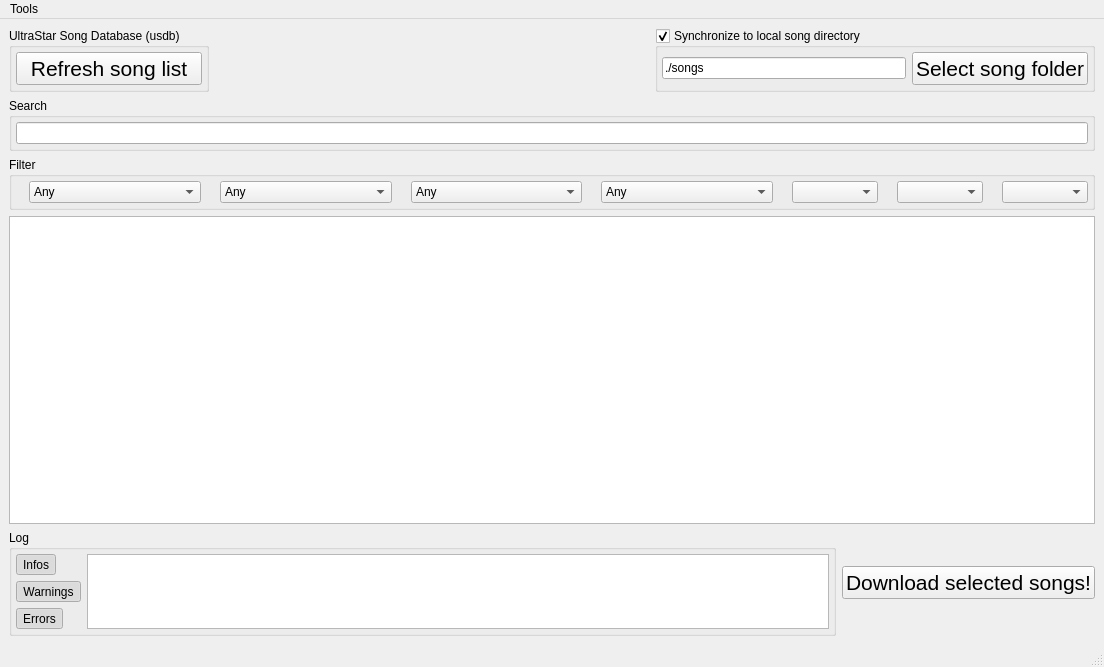
Above: src/usdb_dl/gui/forms/MainWindow.ui from bohning/usdb_syncer before the change. Below: the same form after it.
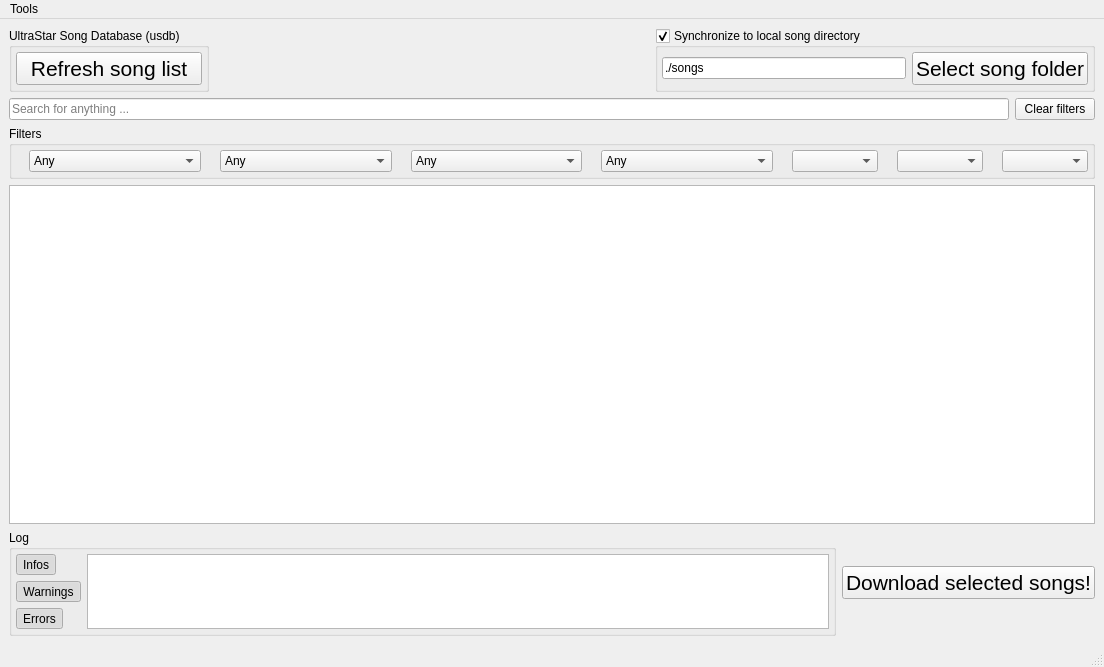
That is the form after the change. Icons and pictures are not drawn.

Commit message: Add button for clearing all filters

The edit to the form file:
```diff
--- a/src/usdb_dl/gui/forms/MainWindow.ui
+++ b/src/usdb_dl/gui/forms/MainWindow.ui
@@ -116,33 +116,27 @@
      </layout>
     </item>
     <item>
-     <widget class="QGroupBox" name="groupBox_3">
-      <property name="title">
-       <string>Search</string>
-      </property>
-      <layout class="QHBoxLayout" name="horizontalLayout_6" stretch="5">
-       <property name="leftMargin">
-        <number>4</number>
-       </property>
-       <property name="topMargin">
-        <number>4</number>
-       </property>
-       <property name="rightMargin">
-        <number>4</number>
-       </property>
-       <property name="bottomMargin">
-        <number>4</number>
-       </property>
-       <item>
-        <widget class="QLineEdit" name="lineEdit_search"/>
-       </item>
-      </layout>
-     </widget>
+     <layout class="QHBoxLayout" name="horizontalLayout_7">
+      <item>
+       <widget class="QLineEdit" name="lineEdit_search">
+        <property name="placeholderText">
+         <string>Search for anything ...</string>
+        </property>
+       </widget>
+      </item>
+      <item>
+       <widget class="QPushButton" name="clear_filters">
+        <property name="text">
+         <string>Clear filters</string>
+        </property>
+       </widget>
+      </item>
+     </layout>
     </item>
     <item>
      <widget class="QGroupBox" name="groupBox_4">
       <property name="title">
-       <string>Filter</string>
+       <string>Filters</string>
       </property>
       <layout class="QHBoxLayout" name="horizontalLayout_5" stretch="0,2,0,2,0,2,0,2,0,1,0,1,0,1">
        <property name="leftMargin">
```
The commit also changes 1 other file.
